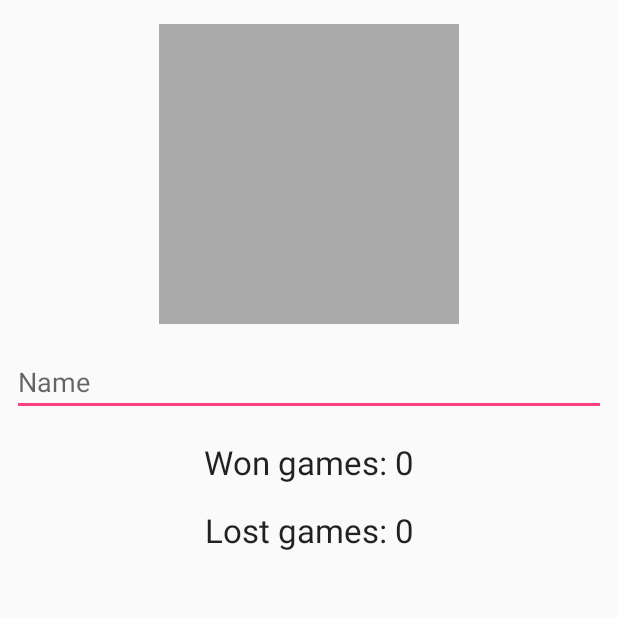
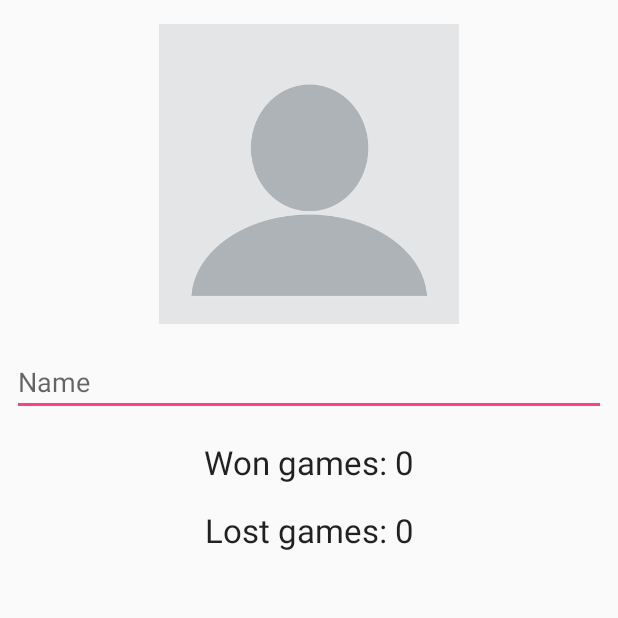
Before and after one commit to Quantum2/AMOV, an Android app: the ProfileActivity screen opened directly, with no data from a screen before it, on a phone screen of 412 x 824 dp, the top half of it. Run offline under Robolectric (Android 15) with nearby library versions, the phone set to English and light mode, and no system bars.

Commit message:
More stuff

```diff
--- a/app/src/main/res/layout/activity_profile.xml
+++ b/app/src/main/res/layout/activity_profile.xml
@@ -13,10 +13,11 @@
         android:layout_marginEnd="8dp"
         android:layout_marginStart="8dp"
         android:layout_marginTop="16dp"
+        android:scaleType="fitCenter"
         app:layout_constraintEnd_toEndOf="parent"
         app:layout_constraintStart_toStartOf="parent"
         app:layout_constraintTop_toTopOf="parent"
-        app:srcCompat="@android:color/darker_gray" />
+        app:srcCompat="@drawable/blank_profile_picture" />
 
     <EditText
         android:id="@+id/editName"
--- a/app/src/main/res/values/strings.xml
+++ b/app/src/main/res/values/strings.xml
@@ -26,4 +26,5 @@
     <string name="connecting">Connecting...</string>
     <string name="white_player">Whites</string>
     <string name="black_player">Blacks</string>
+    <string name="player_won">won !</string>
 </resources>
```
Also changed, not shown: app/src/main/java/com/imaginarymakings/chess/Activities/ChessActivity.java (+6 -1 lines), 1 other file.
